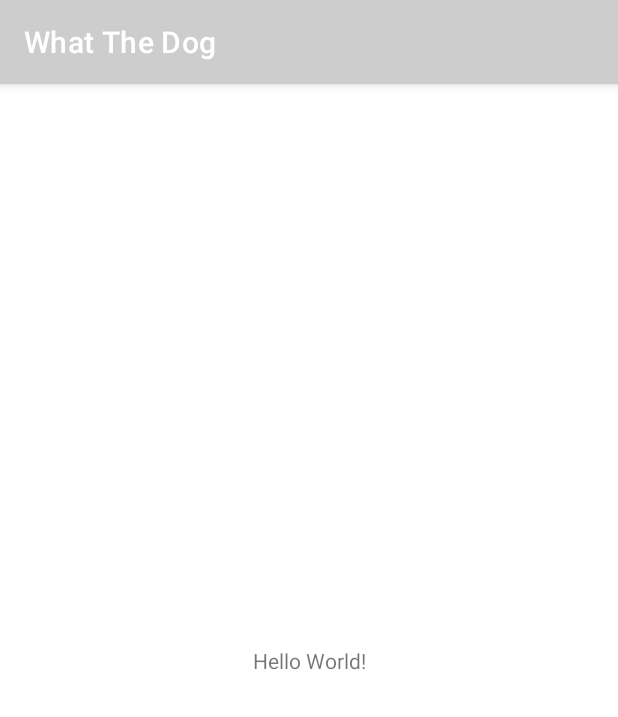
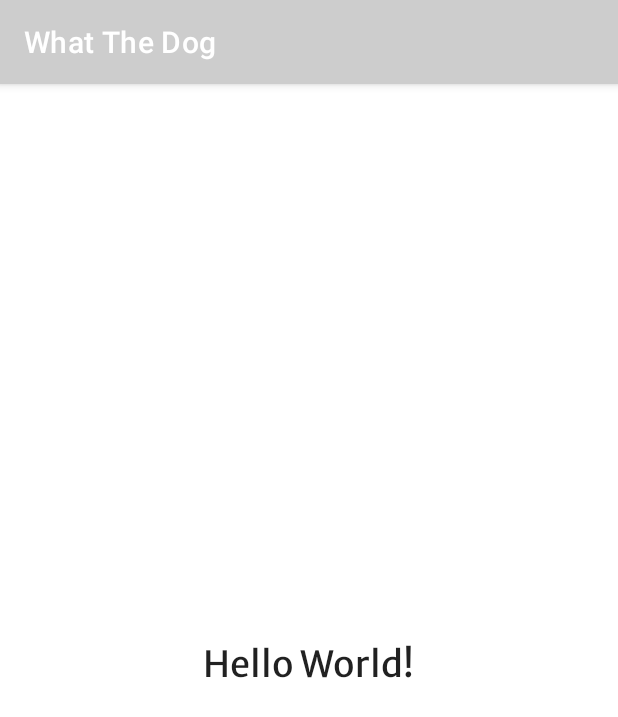
Before and after one commit to CyrilGoldenschue/JAV1_WhatTheDog, an Android app: the screen it shows after launch (MainActivity), on a phone screen of 412 x 824 dp. Shown: the top 717 px of the screen. Run offline under Robolectric (Android 15) with nearby library versions, the phone set to English and light mode, and no system bars.

Commit message:
Apply title style on main activity text message

```diff
--- a/app/src/main/res/layout/activity_main.xml
+++ b/app/src/main/res/layout/activity_main.xml
@@ -10,6 +10,7 @@
         android:layout_width="wrap_content"
         android:layout_height="wrap_content"
         android:text="Hello World!"
+        style="@style/title"
         app:layout_constraintBottom_toBottomOf="parent"
         app:layout_constraintLeft_toLeftOf="parent"
         app:layout_constraintRight_toRightOf="parent"
```
